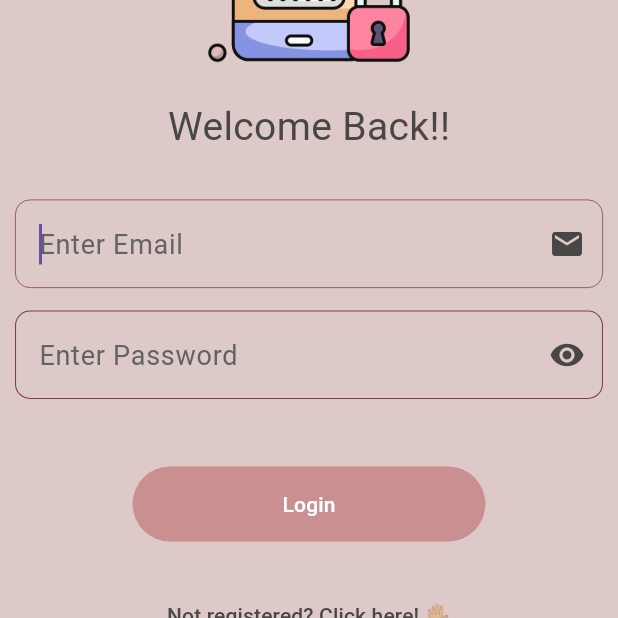
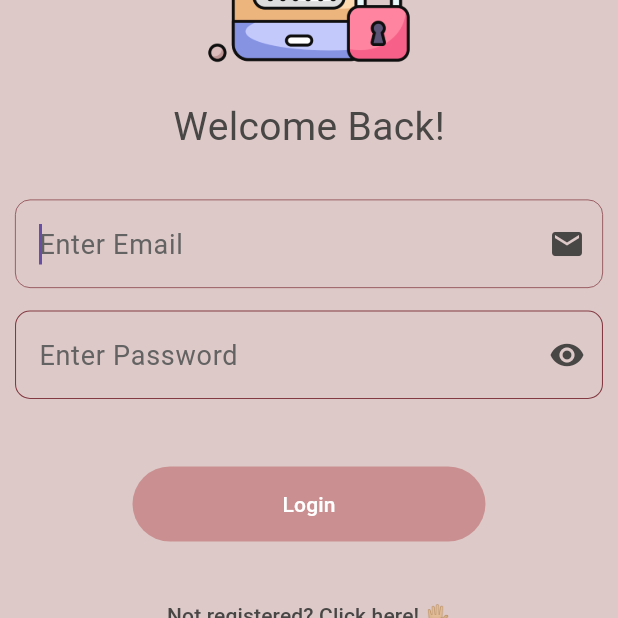
Before and after one commit to MohamedAlkindi/Notetaking-android-app, a Flutter app: the screen it shows after launch, after a tap on "Login", on a phone screen of 412 x 824 dp, the part 327-945 px from its top. Run offline on Flutter 3.47's test engine with Material 3 defaults, Android fonts, the phone set to English and light mode, and no system bars; our stand-ins replace bloc, cloud_firestore, equatable, firebase_auth, firebase_core, flutter_bloc; accounts and stored records are empty; Roboto replaces fonts that are missing (Georgia).

Commit message:
super minor change

```diff
--- a/lib/styles/style.dart
+++ b/lib/styles/style.dart
@@ -7,7 +7,7 @@ class AppStyle {
     return Container(
       margin: EdgeInsets.fromLTRB(lM, tM, rM, bM),
       child: Text(
-        '$containerText!',
+        containerText,
         style: const TextStyle(
           fontSize: 26,
           fontFamily: 'Georgia',
```
Also changed, not shown: lib/services/auth/firebase_auth_provider.dart (line endings or trailing spaces).
